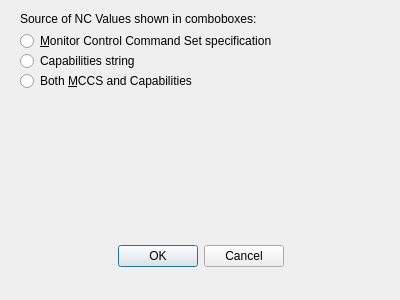
This is src/option_dialogs/other_options_dialog.ui in rockowitz/ddcui as Qt 5 draws it before an edit. The edited form follows.
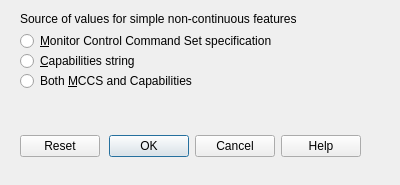
This is the edited form.

Commit message: Initial Help implementation - implemented for Feature Selection and Other Options dialogs - fix crash when reading group Scan with Respect Capabilities turned off - debugging code - use SPEX-License-Identifier

```diff
--- a/src/option_dialogs/other_options_dialog.ui
+++ b/src/option_dialogs/other_options_dialog.ui
@@ -10,7 +10,7 @@
     <x>0</x>
     <y>0</y>
     <width>400</width>
-    <height>300</height>
+    <height>185</height>
    </rect>
   </property>
   <property name="windowTitle">
@@ -22,8 +22,8 @@
   <widget class="QDialogButtonBox" name="buttonBox">
    <property name="geometry">
     <rect>
-     <x>30</x>
-     <y>240</y>
+     <x>20</x>
+     <y>130</y>
      <width>341</width>
      <height>32</height>
     </rect>
@@ -32,10 +32,10 @@
     <enum>Qt::Horizontal</enum>
    </property>
    <property name="standardButtons">
-    <set>QDialogButtonBox::Cancel|QDialogButtonBox::Ok</set>
+    <set>QDialogButtonBox::Cancel|QDialogButtonBox::Help|QDialogButtonBox::Ok|QDialogButtonBox::Reset</set>
    </property>
    <property name="centerButtons">
-    <bool>true</bool>
+    <bool>false</bool>
    </property>
   </widget>
   <widget class="QRadioButton" name="mccsNcValuesButton">
@@ -64,7 +64,7 @@
     </rect>
    </property>
    <property name="text">
-    <string>Capabilities string</string>
+    <string>&amp;Capabilities string</string>
    </property>
    <attribute name="buttonGroup">
     <string notr="true">ncValueSourceButtonGroup</string>
@@ -75,12 +75,12 @@
     <rect>
      <x>20</x>
      <y>10</y>
-     <width>271</width>
+     <width>341</width>
      <height>18</height>
     </rect>
    </property>
    <property name="text">
-    <string>Source of NC Values shown in comboboxes:</string>
+    <string>Source of values for simple non-continuous features</string>
    </property>
   </widget>
   <widget class="QRadioButton" name="bothNcValuesButton">
```
Left out of the diff: 9 changed lines with no effect on the pictures. The commit also changes 38 other files.
